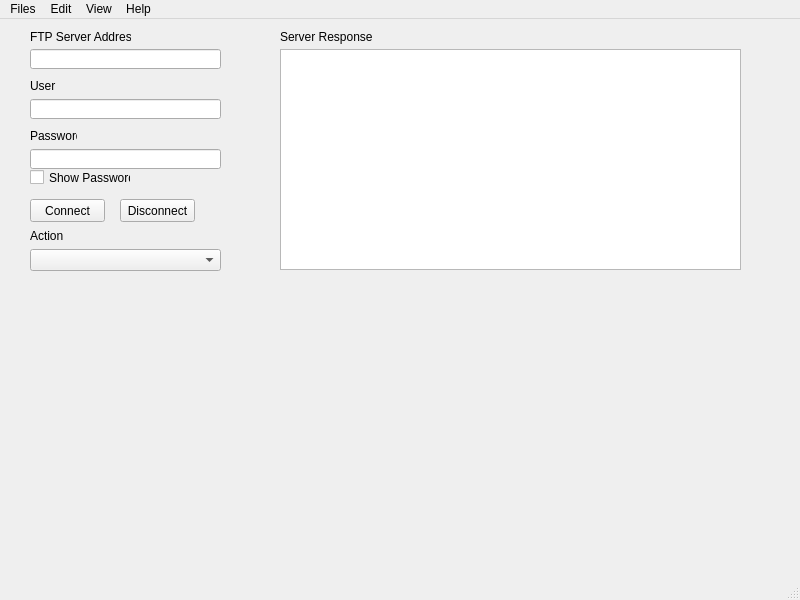
This is PyQt/mainwindow.ui in 93will93/FTP_CLIENT_SERVER as Qt 5 draws it before an edit. The edited form follows.
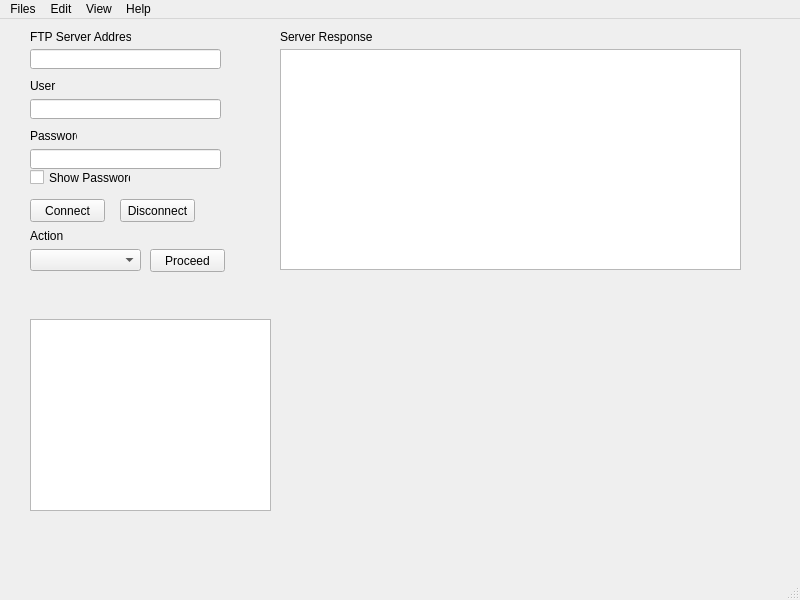
This is the edited form.

Patch:
```diff
--- a/PyQt/mainwindow.ui
+++ b/PyQt/mainwindow.ui
@@ -153,7 +153,7 @@
      <rect>
       <x>30</x>
       <y>230</y>
-      <width>191</width>
+      <width>111</width>
       <height>22</height>
      </rect>
     </property>
@@ -171,6 +171,29 @@
      <string>Action</string>
     </property>
    </widget>
+   <widget class="QTreeView" name="tree_local">
+    <property name="geometry">
+     <rect>
+      <x>30</x>
+      <y>300</y>
+      <width>241</width>
+      <height>192</height>
+     </rect>
+    </property>
+   </widget>
+   <widget class="QPushButton" name="btn_proceed">
+    <property name="geometry">
+     <rect>
+      <x>150</x>
+      <y>230</y>
+      <width>75</width>
+      <height>23</height>
+     </rect>
+    </property>
+    <property name="text">
+     <string>Proceed</string>
+    </property>
+   </widget>
   </widget>
   <widget class="QStatusBar" name="statusbar"/>
   <widget class="QMenuBar" name="menubar">
```
